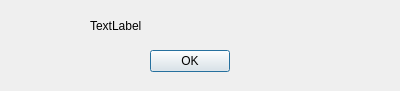
Before: the Qt Designer form QtCafeWorkforceManager/PopUp.ui in wreathe-unreal/CSIT314-Project, drawn with Qt 5.
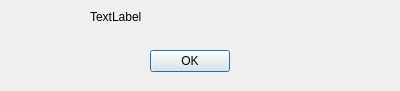
After: the same form once the commit is applied.

The edit to the form file:
```diff
--- a/QtCafeWorkforceManager/PopUp.ui
+++ b/QtCafeWorkforceManager/PopUp.ui
@@ -19,12 +19,18 @@
      <x>90</x>
      <y>10</y>
      <width>301</width>
-     <height>31</height>
+     <height>41</height>
     </rect>
    </property>
    <property name="text">
     <string>TextLabel</string>
    </property>
+   <property name="alignment">
+    <set>Qt::AlignLeading|Qt::AlignLeft|Qt::AlignTop</set>
+   </property>
+   <property name="wordWrap">
+    <bool>true</bool>
+   </property>
   </widget>
   <widget class="QPushButton" name="popupButton">
    <property name="geometry">
```
